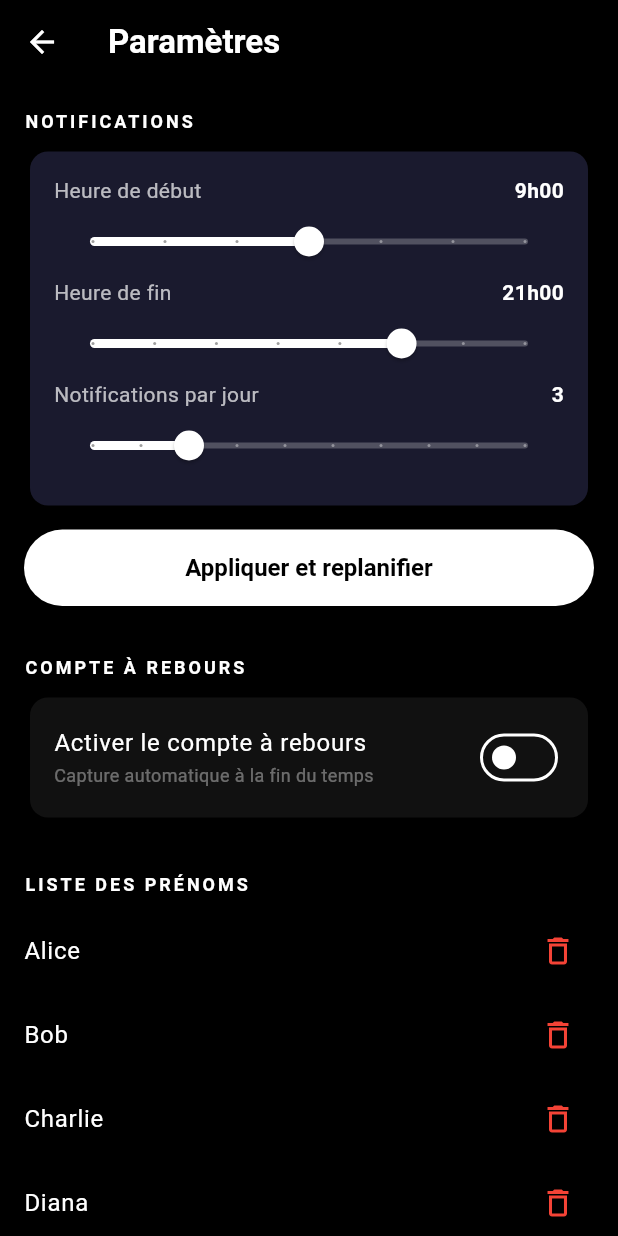
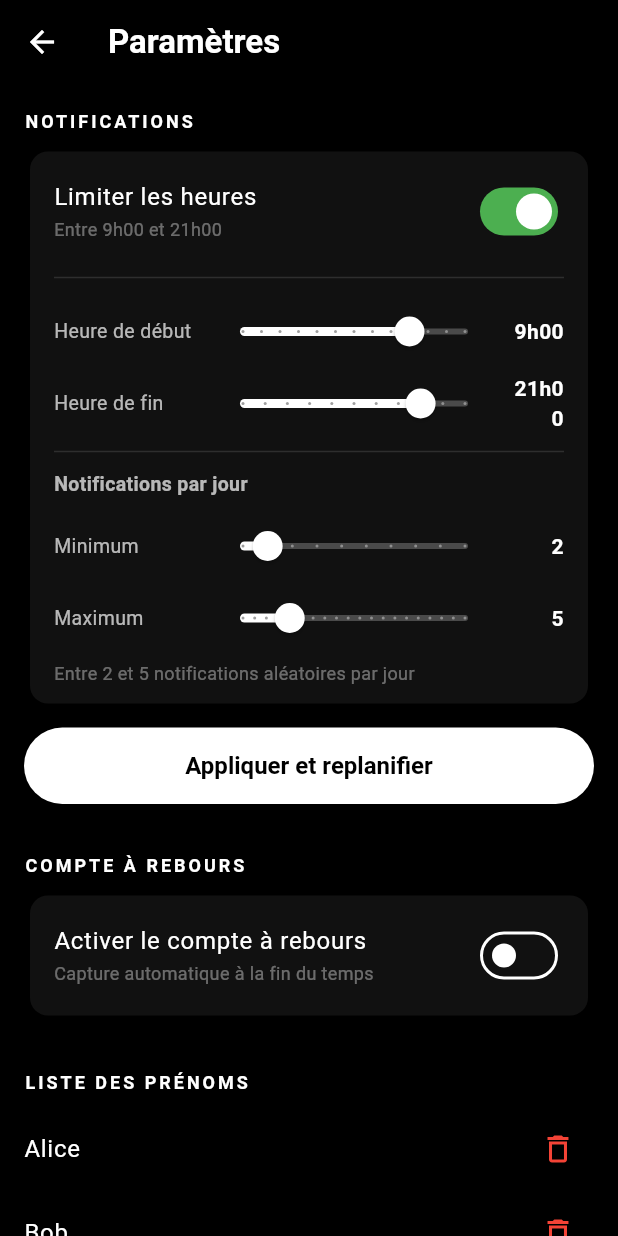
Before and after one commit to t-sdz/Vershoq, a Flutter app: the SettingsScreen screen opened directly, on a phone screen of 412 x 824 dp. Run offline on Flutter 3.47's test engine with Material 3 defaults, Android fonts, the phone set to English and light mode, and no system bars; our stand-ins replace camera, cloud_firestore, firebase_core, flutter_image_compress, flutter_local_notifications, flutter_timezone and 3 more; missing offline and left inert: gal; accounts and stored records are empty; generated files the repository leaves out were written again.

Commit message:
Add time limit toggle and min/max notifications per day in settings
- Toggle to enable/disable hour restrictions for notifications
- When disabled, notifications fire at any hour (0h-23h)
- Replace fixed daily count with a min/max range; each day a random
  count between min and max is scheduled

https://claude.ai/code/session_01CJYTBAGPiu2ycUUP3fmnEs

```diff
--- a/lib/screens/settings_screen.dart
+++ b/lib/screens/settings_screen.dart
@@ -13,11 +13,18 @@ class SettingsScreen extends StatefulWidget {
 
 class _SettingsScreenState extends State<SettingsScreen> {
   List<String> _names = [];
+
+  // Notifications
+  bool _timeLimitEnabled = true;
   int _startHour = 9;
   int _endHour = 21;
-  int _dailyCount = 3;
+  int _minCount = 2;
+  int _maxCount = 5;
+
+  // Countdown
   bool _countdownEnabled = false;
   int _countdownSeconds = 15;
+
   bool _loading = true;
 
   @override
@@ -32,9 +39,11 @@ class _SettingsScreenState extends State<SettingsScreen> {
     if (mounted) {
       setState(() {
         _names = names;
+        _timeLimitEnabled = prefs.getBool('notif_time_limit_enabled') ?? true;
         _startHour = prefs.getInt('notif_start_hour') ?? 9;
         _endHour = prefs.getInt('notif_end_hour') ?? 21;
-        _dailyCount = prefs.getInt('notif_daily_count') ?? 3;
+        _minCount = prefs.getInt('notif_min_count') ?? 2;
+        _maxCount = prefs.getInt('notif_max_count') ?? 5;
         _countdownEnabled = prefs.getBool('countdown_enabled') ?? false;
         _countdownSeconds = prefs.getInt('countdown_seconds') ?? 15;
         _loading = false;
@@ -44,9 +53,11 @@ class _SettingsScreenState extends State<SettingsScreen> {
 
   Future<void> _saveNotifSettings() async {
     final prefs = await SharedPreferences.getInstance();
+    await prefs.setBool('notif_time_limit_enabled', _timeLimitEnabled);
     await prefs.setInt('notif_start_hour', _startHour);
     await prefs.setInt('notif_end_hour', _endHour);
-    await prefs.setInt('notif_daily_count', _dailyCount);
+    await prefs.setInt('notif_min_count', _minCount);
+    await prefs.setInt('notif_max_count', _maxCount);
     await NotificationService.scheduleRandom();
     if (mounted) {
       ScaffoldMessenger.of(context).showSnackBar(
@@ -115,14 +126,7 @@ class _SettingsScreenState extends State<SettingsScreen> {
         children: [
           _SectionTitle('Notifications'),
           const SizedBox(height: 8),
-          _NotifSettings(
-            startHour: _startHour,
-            endHour: _endHour,
-            dailyCount: _dailyCount,
-            onStartHourChanged: (v) => setState(() => _startHour = v),
-            onEndHourChanged: (v) => setState(() => _endHour = v),
-            onDailyCountChanged: (v) => setState(() => _dailyCount = v),
-          ),
+          _buildNotifCard(),
           const SizedBox(height: 12),
           FilledButton(
             onPressed: _saveNotifSettings,
@@ -131,7 +135,145 @@ class _SettingsScreenState extends State<SettingsScreen> {
           const SizedBox(height: 32),
           _SectionTitle('Compte à rebours'),
           const SizedBox(height: 8),
-          Card(
+          _buildCountdownCard(),
+          const SizedBox(height: 32),
+          _SectionTitle('Liste des prénoms'),
+          const SizedBox(height: 8),
+          ..._names.map(
+            (name) => ListTile(
+              title: Text(name),
+              trailing: IconButton(
+                icon: const Icon(Icons.delete_outline, color: Colors.red),
+                onPressed: () => _removeName(name),
+              ),
+              contentPadding: EdgeInsets.zero,
+            ),
+          ),
+          const SizedBox(height: 8),
+          OutlinedButton.icon(
+            onPressed: _addName,
+            icon: const Icon(Icons.add),
+            label: const Text('Ajouter un prénom'),
+          ),
+          const SizedBox(height: 32),
+        ],
+      ),
+    );
+  }
+
+  Widget _buildNotifCard() {
+    return Card(
+      color: const Color(0xFF111111),
+      child: Padding(
+        padding: const EdgeInsets.fromLTRB(16, 4, 16, 12),
+        child: Column(
+          crossAxisAlignment: CrossAxisAlignment.start,
+          children: [
+            // Toggle heures
+            SwitchListTile(
+              contentPadding: EdgeInsets.zero,
+              title: const Text('Limiter les heures',
+                  style: TextStyle(color: Colors.white)),
+              subtitle: Text(
+                _timeLimitEnabled
+                    ? 'Entre ${_startHour}h00 et ${_endHour}h00'
+                    : 'À toute heure de la journée',
+                style: const TextStyle(color: Colors.white38, fontSize: 12),
+              ),
+              value: _timeLimitEnabled,
+              activeColor: Colors.white,
+              activeTrackColor: Colors.green,
+              onChanged: (v) => setState(() => _timeLimitEnabled = v),
+            ),
+
+            // Heures de début / fin (visibles seulement si toggle actif)
+            if (_timeLimitEnabled) ...[
+              const Divider(color: Colors.white12),
+              const SizedBox(height: 4),
+              _SliderRow(
+                label: 'Heure de début',
+                value: _startHour.toDouble(),
+                min: 0,
+                max: 12,
+                display: '${_startHour}h00',
+                onChanged: (v) {
+                  final h = v.round();
+                  setState(() {
+                    _startHour = h;
+                    if (_endHour <= _startHour) _endHour = _startHour + 1;
+                  });
+                },
+              ),
+              _SliderRow(
+                label: 'Heure de fin',
+                value: _endHour.toDouble(),
+                min: 13,
+                max: 23,
+                display: '${_endHour}h00',
+                onChanged: (v) {
+                  final h = v.round();
+                  setState(() {
+                    _endHour = h;
+                    if (_startHour >= _endHour) _startHour = _endHour - 1;
+                  });
+                },
+              ),
+            ],
+
+            const Divider(color: Colors.white12),
+            const SizedBox(height: 4),
+
+            // Min / Max par jour
+            const Text('Notifications par jour',
+                style: TextStyle(
+                    color: Colors.white70,
+                    fontSize: 13,
+                    fontWeight: FontWeight.w600)),
+            const SizedBox(height: 8),
+            _SliderRow(
+              label: 'Minimum',
+              value: _minCount.toDouble(),
+              min: 1,
+              max: 10,
+              display: '$_minCount',
+              onChanged: (v) {
+                final n = v.round();
+                setState(() {
+                  _minCount = n;
+                  if (_maxCount < _minCount) _maxCount = _minCount;
+                });
+              },
+            ),
+            _SliderRow(
+              label: 'Maximum',
+              value: _maxCount.toDouble(),
+              min: 1,
+              max: 20,
+              display: '$_maxCount',
+              onChanged: (v) {
+                final n = v.round();
+                setState(() {
+                  _maxCount = n;
+                  if (_minCount > _maxCount) _minCount = _maxCount;
+                });
+              },
+            ),
+            Padding(
+              padding: const EdgeInsets.only(top: 4),
+              child: Text(
+                'Entre $_minCount et $_maxCount notifications aléatoires par jour',
+                style:
+                    const TextStyle(color: Colors.white38, fontSize: 12),
+              ),
+            ),
+          ],
+        ),
+      ),
+    );
+  }
+
+  Widget _buildCountdownCard() {
+    return Card(
       color: const Color(0xFF111111),
       child: Padding(
         padding: const EdgeInsets.symmetric(horizontal: 16, vertical: 4),
@@ -156,58 +298,20 @@ class _SettingsScreenState extends State<SettingsScreen> {
             if (_countdownEnabled)
               Padding(
                 padding: const EdgeInsets.only(bottom: 8),
-                      child: Row(
-                        children: [
-                          const Text('Durée',
-                              style: TextStyle(color: Colors.white70)),
-                          Expanded(
-                            child: Slider(
+                child: _SliderRow(
+                  label: 'Durée',
                   value: _countdownSeconds.toDouble().clamp(5, 60),
                   min: 5,
                   max: 60,
-                              divisions: 11,
-                              label: '$_countdownSeconds s',
-                              onChanged: (v) => setState(
-                                  () => _countdownSeconds = v.round()),
-                              onChangeEnd: (_) => _saveCountdownSettings(),
-                            ),
-                          ),
-                          SizedBox(
-                            width: 44,
-                            child: Text('${_countdownSeconds}s',
-                                textAlign: TextAlign.right,
-                                style: const TextStyle(
-                                    color: Colors.white,
-                                    fontWeight: FontWeight.bold)),
-                          ),
-                        ],
+                  display: '${_countdownSeconds}s',
+                  onChanged: (v) {
+                    setState(() => _countdownSeconds = v.round());
+                    _saveCountdownSettings();
+                  },
                 ),
               ),
           ],
         ),
-            ),
-          ),
-          const SizedBox(height: 32),
-          _SectionTitle('Liste des prénoms'),
-          const SizedBox(height: 8),
-          ..._names.map(
-            (name) => ListTile(
-              title: Text(name),
-              trailing: IconButton(
-                icon: const Icon(Icons.delete_outline, color: Colors.red),
-                onPressed: () => _removeName(name),
-              ),
-              contentPadding: EdgeInsets.zero,
-            ),
-          ),
-          const SizedBox(height: 8),
-          OutlinedButton.icon(
-            onPressed: _addName,
-            icon: const Icon(Icons.add),
-            label: const Text('Ajouter un prénom'),
-          ),
-          const SizedBox(height: 32),
-        ],
       ),
     );
   }
@@ -226,63 +330,6 @@ class _SectionTitle extends StatelessWidget {
         fontWeight: FontWeight.bold,
         fontSize: 12,
         letterSpacing: 2,
-      ),
-    );
-  }
-}
-
-class _NotifSettings extends StatelessWidget {
-  final int startHour;
-  final int endHour;
-  final int dailyCount;
-  final ValueChanged<int> onStartHourChanged;
-  final ValueChanged<int> onEndHourChanged;
-  final ValueChanged<int> onDailyCountChanged;
-
-  const _NotifSettings({
-    required this.startHour,
-    required this.endHour,
-    required this.dailyCount,
-    required this.onStartHourChanged,
-    required this.onEndHourChanged,
-    required this.onDailyCountChanged,
-  });
-
-  @override
-  Widget build(BuildContext context) {
-    return Card(
-      color: const Color(0xFF1A1A2E),
-      child: Padding(
-        padding: const EdgeInsets.all(16),
-        child: Column(
-          crossAxisAlignment: CrossAxisAlignment.start,
-          children: [
-            _SliderRow(
-              label: 'Heure de début',
-              value: startHour.toDouble(),
-              min: 6,
-              max: 12,
-              onChanged: (v) => onStartHourChanged(v.round()),
-              display: '${startHour}h00',
-            ),
-            _SliderRow(
-              label: 'Heure de fin',
-              value: endHour.toDouble(),
-              min: 16,
-              max: 23,
-              onChanged: (v) => onEndHourChanged(v.round()),
-              display: '${endHour}h00',
-            ),
-            _SliderRow(
-              label: 'Notifications par jour',
-              value: dailyCount.toDouble(),
-              min: 1,
-              max: 10,
-              onChanged: (v) => onDailyCountChanged(v.round()),
-              display: '$dailyCount',
-            ),
-          ],
-        ),
       ),
     );
   }
@@ -307,25 +354,29 @@ class _SliderRow extends StatelessWidget {
 
   @override
   Widget build(BuildContext context) {
-    return Column(
-      crossAxisAlignment: CrossAxisAlignment.start,
+    return Row(
       children: [
-        Row(
-          mainAxisAlignment: MainAxisAlignment.spaceBetween,
-          children: [
-            Text(label, style: const TextStyle(color: Colors.white70)),
-            Text(display,
-                style: const TextStyle(
-                    color: Colors.white, fontWeight: FontWeight.bold)),
-          ],
+        SizedBox(
+          width: 100,
+          child: Text(label,
+              style: const TextStyle(color: Colors.white70, fontSize: 13)),
         ),
-        Slider(
+        Expanded(
+          child: Slider(
             value: value.clamp(min, max),
             min: min,
             max: max,
             divisions: (max - min).round(),
             onChanged: onChanged,
           ),
+        ),
+        SizedBox(
+          width: 40,
+          child: Text(display,
+              textAlign: TextAlign.right,
+              style: const TextStyle(
+                  color: Colors.white, fontWeight: FontWeight.bold)),
+        ),
       ],
     );
   }
--- a/lib/services/notification_service.dart
+++ b/lib/services/notification_service.dart
@@ -75,9 +75,11 @@ class NotificationService {
   /// Cancels all pending notifications and schedules fresh random ones.
   static Future<void> scheduleRandom() async {
     final prefs = await SharedPreferences.getInstance();
-    final startHour = prefs.getInt('notif_start_hour') ?? 9;
-    final endHour = prefs.getInt('notif_end_hour') ?? 21;
-    final dailyCount = prefs.getInt('notif_daily_count') ?? 3;
+    final timeLimitEnabled = prefs.getBool('notif_time_limit_enabled') ?? true;
+    final startHour = timeLimitEnabled ? (prefs.getInt('notif_start_hour') ?? 9) : 0;
+    final endHour = timeLimitEnabled ? (prefs.getInt('notif_end_hour') ?? 21) : 23;
+    final minCount = prefs.getInt('notif_min_count') ?? 2;
+    final maxCount = prefs.getInt('notif_max_count') ?? 5;
 
     await _plugin.cancelAll();
 
@@ -93,8 +95,12 @@ class NotificationService {
     // Schedule for the next 7 days
     for (int day = 0; day < 7; day++) {
       final base = now.add(Duration(days: day));
-      final totalMinutes = (endHour - startHour) * 60;
+      final totalMinutes = (endHour - startHour) * 60 + 59;
       if (totalMinutes <= 0) continue;
+
+      // Random count between min and max for this day
+      final range = (maxCount - minCount).abs();
+      final dailyCount = minCount + (range == 0 ? 0 : random.nextInt(range + 1));
 
       final minuteOffsets = List.generate(
         dailyCount,
```
Lines whose indentation alone changed are shown as unchanged.
